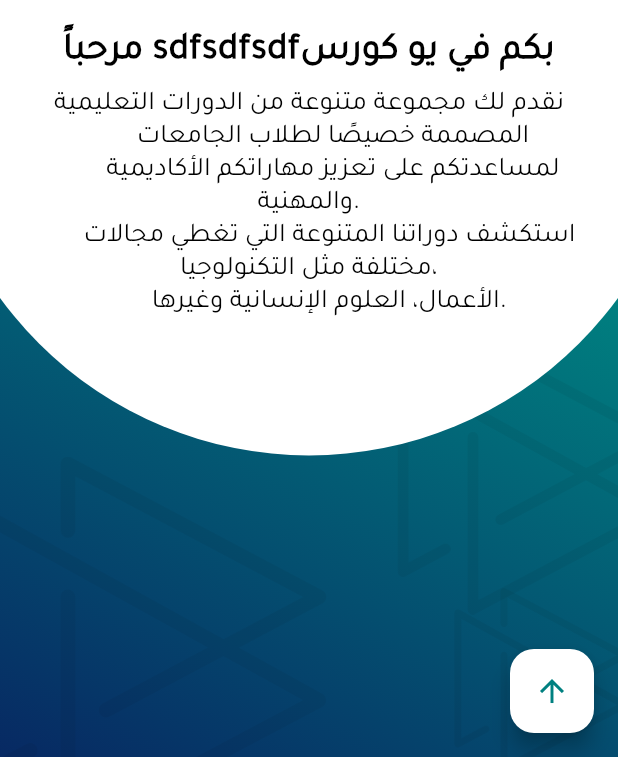
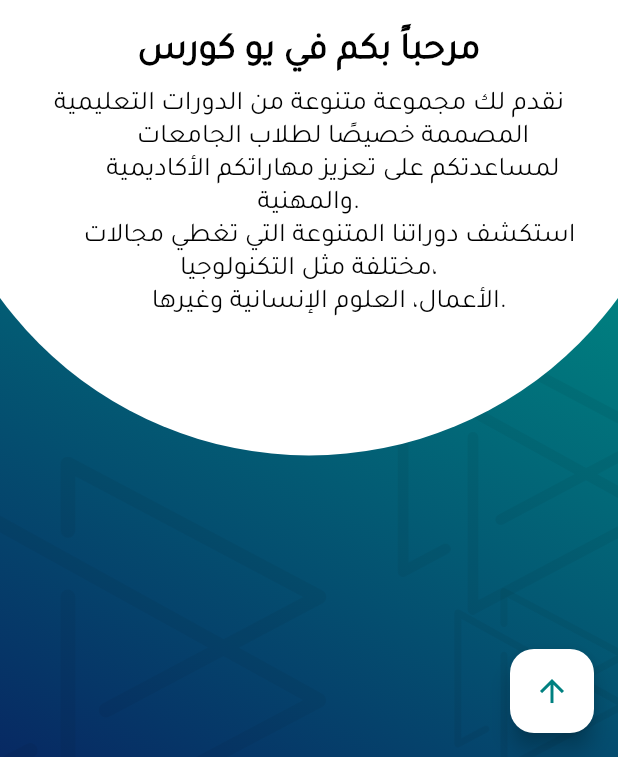
Before and after one commit to migi96/ucourses, a Flutter app: the screen it shows after launch, on a phone screen of 412 x 824 dp, the part 479-1236 px from its top. Run offline on Flutter 3.47's test engine with Material 3 defaults, Android fonts, the phone set to English and light mode, and no system bars; our stand-ins replace bloc, cached_network_image, carousel_slider, cloud_firestore, equatable, firebase_auth and 11 more; accounts and stored records are empty; statements that could not run were skipped; project files that could hold a hidden picture were left out.

Commit message:
newier welcome message

```diff
--- a/lib/core/constants/app_text.dart
+++ b/lib/core/constants/app_text.dart
@@ -1,6 +1,6 @@
 class AppTexts {
   static const appName = 'يو كورس';
-  static const welcome = "مرحباً sdfsdfsdfبكم في يو كورس";
+  static const welcome = "مرحباً بكم في يو كورس";
   static const welcomeDesc = '''نقدم لك مجموعة متنوعة من الدورات التعليمية
        المصممة خصيصًا لطلاب الجامعات
        لمساعدتكم على تعزيز مهاراتكم الأكاديمية والمهنية.
```
